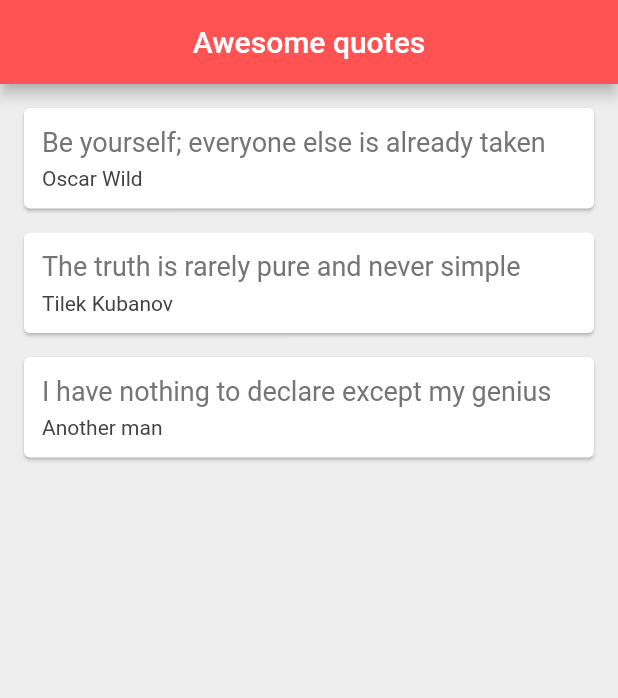
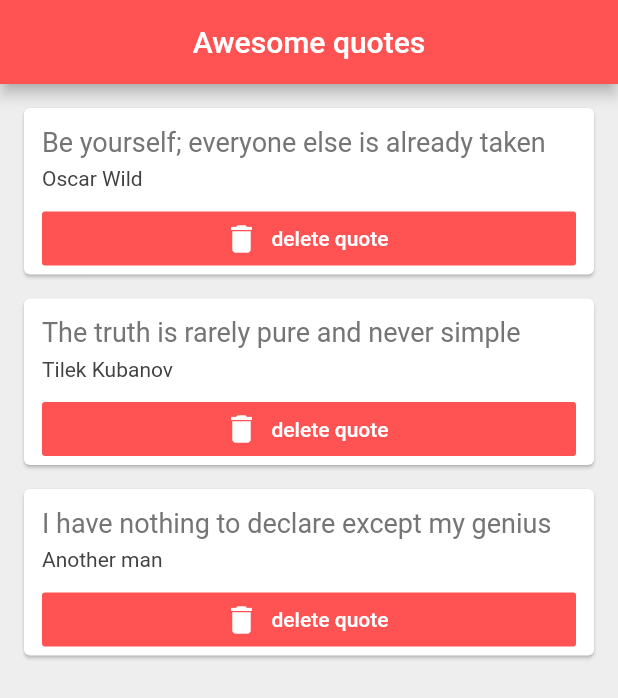
Before and after one commit to Uki7991/ninja_id, a Flutter app: the screen it shows after launch, on a phone screen of 412 x 824 dp. Shown: the top 698 px of the screen. Run offline on Flutter 3.47's test engine with Material 2 defaults, Android fonts, the phone set to English and light mode, and no system bars.

Commit message:
delete quote

```diff
--- a/lib/main.dart
+++ b/lib/main.dart
@@ -29,7 +29,14 @@ class _QuoteListState extends State<QuoteList> {
         backgroundColor: Colors.redAccent,
       ),
       body: Column(
-        children: quotes.map((quote) => QuoteCard(quote: quote)).toList()
+        children: quotes.map((quote) => QuoteCard(
+            quote: quote,
+            delete: () {
+              setState(() {
+                quotes.remove(quote);
+              });
+            }
+        )).toList()
       ),
     );
   }
--- a/lib/quote_card.dart
+++ b/lib/quote_card.dart
@@ -3,14 +3,16 @@ import 'quote.dart';
 
 class QuoteCard extends StatelessWidget {
   final Quote quote;
-  QuoteCard({ this.quote });
+  final Function delete;
+
+  QuoteCard({this.quote, this.delete});
 
   @override
   Widget build(BuildContext context) {
     return Card(
       margin: EdgeInsets.fromLTRB(16, 16, 16, 0),
       child: Padding(
-        padding: const EdgeInsets.all(12.0),
+        padding: const EdgeInsets.fromLTRB(12.0, 12.0, 12.0, 0),
         child: Column(
           crossAxisAlignment: CrossAxisAlignment.stretch,
           children: <Widget>[
@@ -21,7 +23,9 @@ class QuoteCard extends StatelessWidget {
                 color: Colors.grey[600],
               ),
             ),
-            SizedBox(height: 6,),
+            SizedBox(
+              height: 6,
+            ),
             Text(
               quote.author,
               style: TextStyle(
@@ -29,6 +33,15 @@ class QuoteCard extends StatelessWidget {
                 color: Colors.grey[800],
               ),
             ),
+            SizedBox(
+              height: 8,
+            ),
+            FlatButton.icon(
+              onPressed: delete,
+              icon: Icon(Icons.delete, color: Colors.white,),
+              label: Text('delete quote', style: TextStyle(color: Colors.white),),
+              color: Colors.redAccent,
+            )
           ],
         ),
       ),
```
